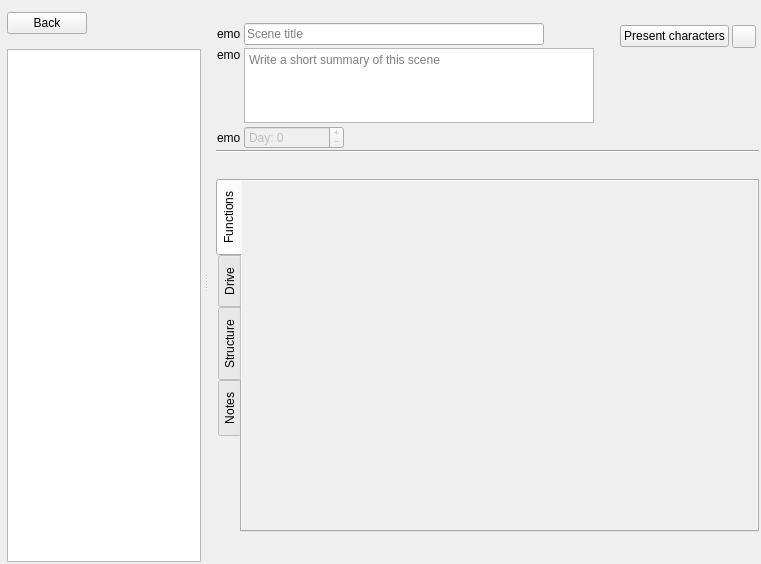
Before: the Qt Designer form ui/scene_editor.ui in zkovari/plotlyst, drawn with Qt 5.
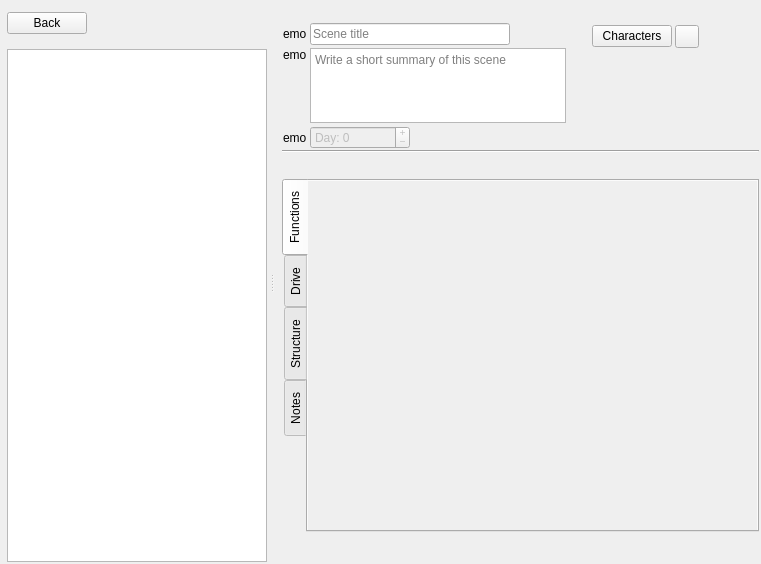
After: the same form once the commit is applied. The open tabs and pages were chosen to show the change. Custom widgets are drawn as their Qt base class.

Commit message: Reduce min width of scene editor

What changed in the file:
```diff
--- a/ui/scene_editor.ui
+++ b/ui/scene_editor.ui
@@ -185,7 +185,7 @@
                <widget class="QLineEdit" name="lineTitle">
                 <property name="minimumSize">
                  <size>
-                  <width>300</width>
+                  <width>200</width>
                   <height>0</height>
                  </size>
                 </property>
@@ -216,7 +216,7 @@
                 </property>
                 <property name="sizeHint" stdset="0">
                  <size>
-                  <width>40</width>
+                  <width>20</width>
                   <height>20</height>
                  </size>
                 </property>
@@ -246,7 +246,7 @@
                 </property>
                 <property name="minimumSize">
                  <size>
-                  <width>350</width>
+                  <width>200</width>
                   <height>75</height>
                  </size>
                 </property>
@@ -262,6 +262,12 @@
                   <height>0</height>
                  </size>
                 </property>
+                <property name="verticalScrollBarPolicy">
+                 <enum>Qt::ScrollBarAlwaysOff</enum>
+                </property>
+                <property name="horizontalScrollBarPolicy">
+                 <enum>Qt::ScrollBarAlwaysOff</enum>
+                </property>
                 <property name="autoFormatting">
                  <set>QTextEdit::AutoBulletList</set>
                 </property>
@@ -418,7 +424,7 @@
                   <string>Select which characters are active in this scene</string>
                  </property>
                  <property name="text">
-                  <string>Present characters</string>
+                  <string>Characters</string>
                  </property>
                  <property name="transparent" stdset="0">
                   <bool>true</bool>
@@ -620,8 +626,8 @@
                    <rect>
                     <x>0</x>
                     <y>0</y>
-                    <width>100</width>
-                    <height>30</height>
+                    <width>477</width>
+                    <height>343</height>
                    </rect>
                   </property>
                   <property name="relaxed-white-bg" stdset="0">
```
Left out of the diff: 2 changed lines with no effect on the pictures.
